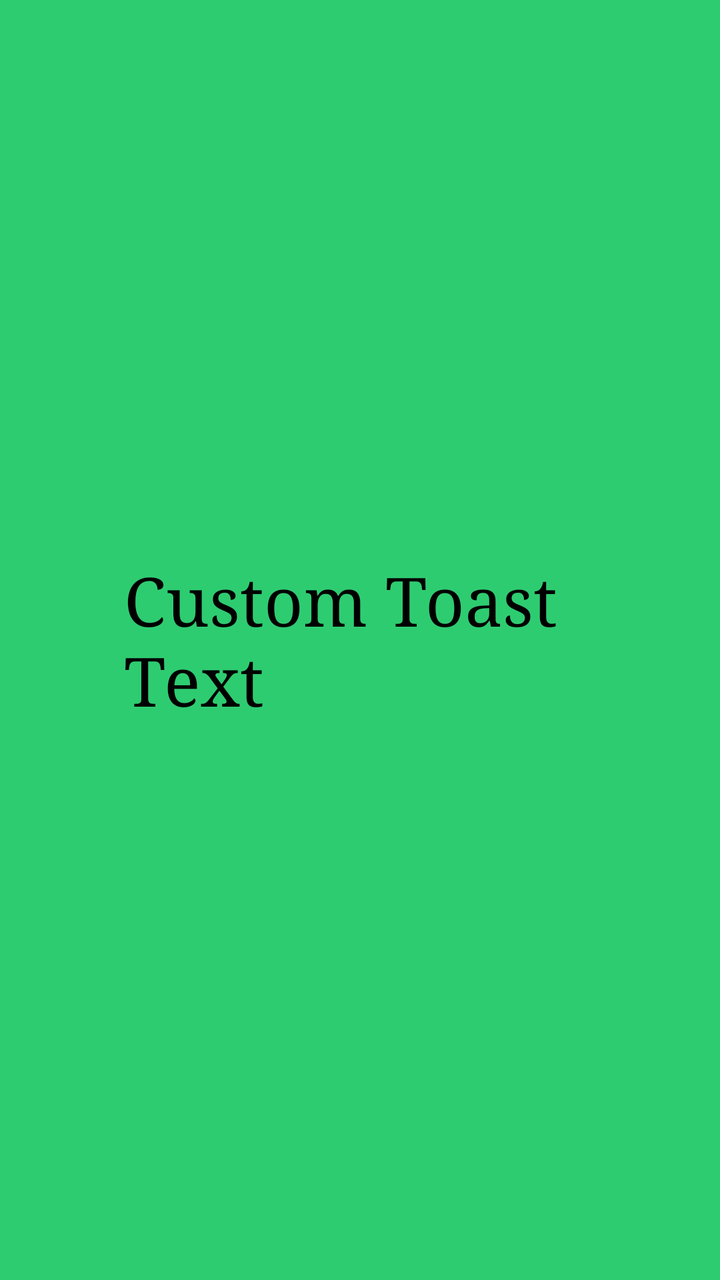
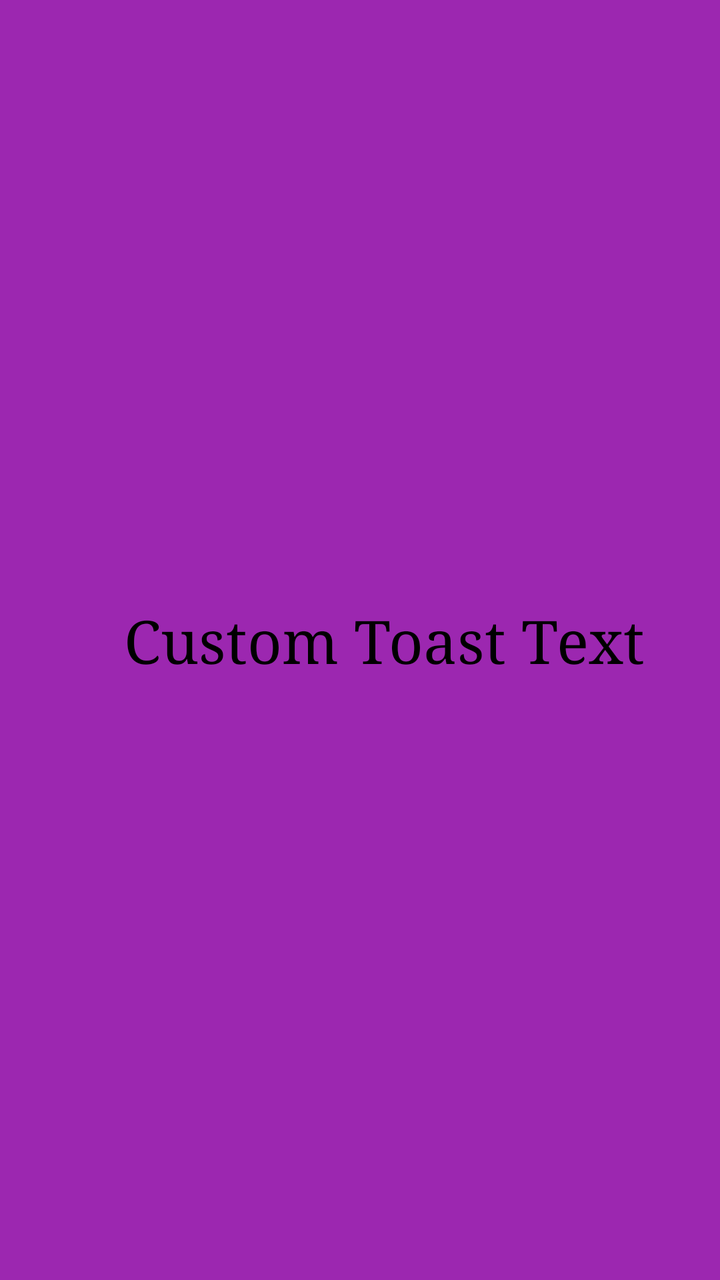

Before-and-after screenshots of an Android layout around one commit, followed by the original layout XML and the change that was made.
<!-- AndroidManifest.xml: application theme Theme.LoginForm -->
<!-- res/layout/custom_toast_layout.xml -->
<?xml version="1.0" encoding="utf-8"?>
<LinearLayout xmlns:android="http://schemas.android.com/apk/res/android"
    xmlns:app="http://schemas.android.com/apk/res-auto"
    android:id="@+id/id_custom_layout"
    android:layout_width="wrap_content"
    android:layout_height="wrap_content"
    android:orientation="horizontal"
    android:padding="12dp"
    android:gravity="center_vertical">

    <ImageView
        android:id="@+id/iv_custom_id"
        android:layout_width="40dp"
        android:layout_height="40dp"
        android:layout_marginEnd="10dp" />

    <TextView
        android:id="@+id/tv_custom_id"
        android:layout_width="wrap_content"
        android:layout_height="wrap_content"
        android:text="Custom Toast Text"
        android:textColor="@android:color/black"
        android:textSize="34sp" />

</LinearLayout>
<!-- resources referenced by this layout -->
<resources>
  <style name="Theme.LoginForm" parent="Base.Theme.LoginForm">
          <item name="android:statusBarColor">#2ECC71</item>
          <item name="android:background">#2ECC71</item>
          <item name="fontFamily">serif</item>
          <item name="android:textAlignment">center</item>
          <item name="android:navigationBarColor">#FF5645</item>
      </style>
  <style name="Base.Theme.LoginForm" parent="Theme.Material3.DayNight.NoActionBar">
          
          
      </style>
</resources>

<!-- the commit's change to res/layout/custom_toast_layout.xml (unified diff, before → after) -->
@@ -6,13 +6,15 @@
     android:layout_height="wrap_content"
     android:orientation="horizontal"
     android:padding="12dp"
-    android:gravity="center_vertical">
+    android:gravity="center_vertical"
+    android:background="@color/purple_500">
 
     <ImageView
         android:id="@+id/iv_custom_id"
         android:layout_width="40dp"
         android:layout_height="40dp"
-        android:layout_marginEnd="10dp" />
+        android:layout_marginEnd="10dp"
+        android:background="@color/purple_500"/>
 
     <TextView
         android:id="@+id/tv_custom_id"
@@ -20,6 +22,7 @@
         android:layout_height="wrap_content"
         android:text="Custom Toast Text"
         android:textColor="@android:color/black"
-        android:textSize="34sp" />
+        android:textSize="30sp"
+        android:background="@color/purple_500"/>
 
 </LinearLayout>
<!-- resource entries referenced after the edit -->
@@ -1,5 +1,6 @@
 <!-- resources referenced by this layout -->
 <resources>
+  <color name="purple_500">#9C27B0</color>
   <style name="Theme.LoginForm" parent="Base.Theme.LoginForm">
           <item name="android:statusBarColor">#2ECC71</item>
           <item name="android:background">#2ECC71</item>
